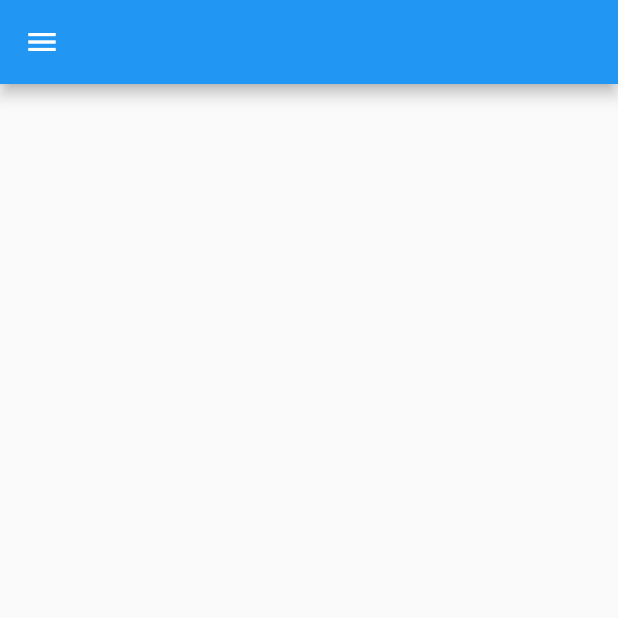
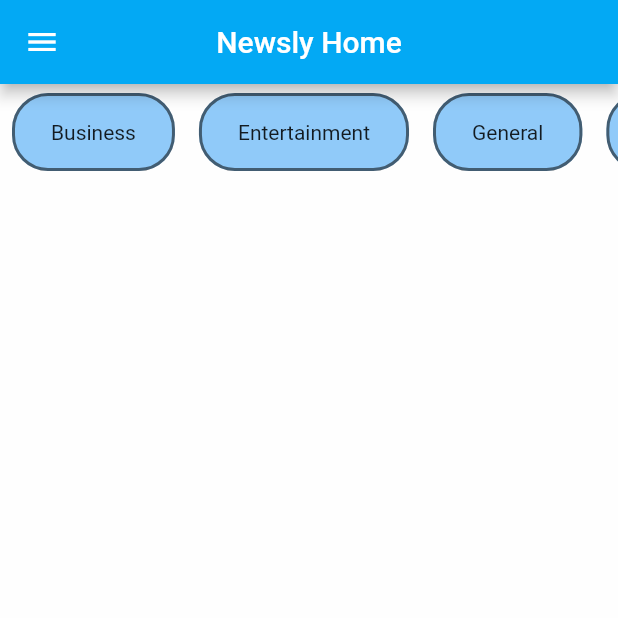
Before and after one commit to thaer-assfour/Newsly, a Flutter app: the HomeScreen screen opened directly, on a phone screen of 412 x 824 dp, the top half of it. Run offline on Flutter 3.47's test engine with Material 2 defaults, Android fonts, the phone set to English and light mode, and no system bars; our stand-ins replace google_fonts, shared_preferences; missing offline and left inert: scrolling_page_indicator; accounts and stored records are empty.

Commit message:
summary
desc

```diff
--- a/lib/screens/HomeScreen.dart
+++ b/lib/screens/HomeScreen.dart
@@ -1,6 +1,5 @@
+import 'package:flutter/cupertino.dart';
 import 'package:flutter/material.dart';
-
-
 
 class HomeScreen extends StatefulWidget {
   @override
@@ -8,16 +7,45 @@ class HomeScreen extends StatefulWidget {
 }
 
 class _HomeScreenState extends State<HomeScreen> {
+  List<String> newsType = [
+    "Business",
+    "Entertainment",
+    "General",
+    "Health",
+    "Science",
+    "Sports",
+    "Technology"
+  ];
+
   @override
   Widget build(BuildContext context) {
-    return SafeArea(child: Scaffold(
-      appBar: AppBar(),
-      drawer: Drawer(),
-      body: Stack(
-        children: [
-
-        ],
+    return SafeArea(
+      child: Scaffold(
+        appBar: AppBar(title: Text("Newsly Home"),centerTitle: true,backgroundColor: Colors.lightBlue,),
+        drawer: Drawer(),
+        body: Stack(children: [
+          Container(color: Colors.white70,),
+          Container(
+            height: 64,
+            child: ListView.builder(
+                scrollDirection: Axis.horizontal,
+                itemCount: newsType.length,
+                padding: EdgeInsets.fromLTRB(0, 6, 0, 6),
+                itemBuilder: (context, index) {
+                  return Container(
+                    margin: EdgeInsets.fromLTRB(8, 0, 8, 0),
+                    alignment: Alignment.center,
+                    padding: EdgeInsets.only(left: 24, right: 24,top: 12,bottom: 12),
+                    decoration: BoxDecoration(
+                      color: Colors.blue[200],
+                        borderRadius: BorderRadius.all(Radius.circular(24)),
+                        border: Border.all(color: Colors.black54,width: 2,style: BorderStyle.solid)),
+                    child: Text(newsType[index]),
+                  );
+                }),
+          )
+        ]),
       ),
-    ));
+    );
   }
 }
--- a/lib/screens/WelcomeScreen.dart
+++ b/lib/screens/WelcomeScreen.dart
@@ -1,5 +1,6 @@
 
 import 'dart:ui';
+import 'package:newsly/screens/HomeScreen.dart';
 import 'package:shared_preferences/shared_preferences.dart';
 import 'package:flutter/material.dart';
 import 'package:google_fonts/google_fonts.dart';
@@ -64,7 +65,8 @@ class _WelcomeScreenState extends State<WelcomeScreen> {
                           borderRadius: new BorderRadius.circular(30)),
                       onPressed: () async {
                         final prefs = await SharedPreferences.getInstance();
-                        prefs.setBool('runBefore', true); // set value to not shown welcome screen if the program loaded before
+                        prefs.setBool('runBefore', true); // set// value to not shown welcome screen if the program loaded before
+                      Navigator.push(context, MaterialPageRoute(builder: (context){return HomeScreen();}));
                       },
                       child: Text(
                         "Get Started",
```
